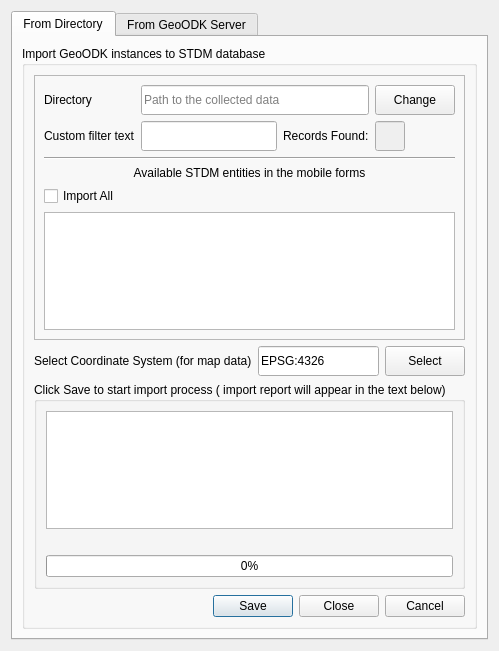
Above: ui/ui_geoodk_import.ui from gltn/stdm before the change. Below: the same form after it.
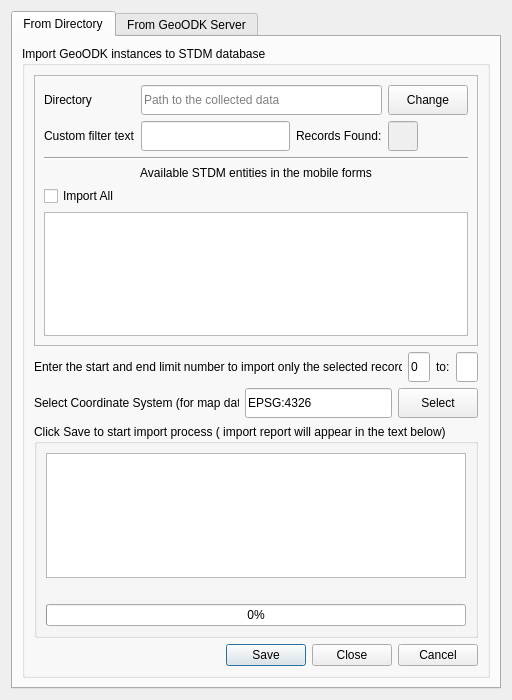
That is the form after the change.

Commit message: group identifier for related mobile records now supported

Patch:
```diff
--- a/ui/ui_geoodk_import.ui
+++ b/ui/ui_geoodk_import.ui
@@ -6,10 +6,16 @@
    <rect>
     <x>0</x>
     <y>0</y>
-    <width>499</width>
-    <height>651</height>
+    <width>512</width>
+    <height>700</height>
    </rect>
   </property>
+  <property name="maximumSize">
+   <size>
+    <width>16777215</width>
+    <height>700</height>
+   </size>
+  </property>
   <property name="windowTitle">
    <string>Import Mobile Data into STDM</string>
   </property>
@@ -228,7 +234,7 @@
           </item>
           <item row="2" column="0">
            <layout class="QGridLayout" name="gridLayout_12">
-            <item row="0" column="1">
+            <item row="1" column="1">
              <widget class="QLineEdit" name="txt_srid">
               <property name="minimumSize">
                <size>
@@ -247,14 +253,7 @@
               </property>
              </widget>
             </item>
-            <item row="0" column="0">
-             <widget class="QLabel" name="label_13">
-              <property name="text">
-               <string>Select Coordinate System (for map data)</string>
-              </property>
-             </widget>
-            </item>
-            <item row="0" column="2">
+            <item row="1" column="2">
              <widget class="QPushButton" name="btn_srid">
               <property name="minimumSize">
                <size>
@@ -267,6 +266,72 @@
               </property>
              </widget>
             </item>
+            <item row="1" column="0">
+             <widget class="QLabel" name="label_13">
+              <property name="text">
+               <string>Select Coordinate System (for map data)</string>
+              </property>
+             </widget>
+            </item>
+            <item row="0" column="0" colspan="3">
+             <layout class="QHBoxLayout" name="horizontalLayout">
+              <item>
+               <widget class="QLabel" name="label_3">
+                <property name="minimumSize">
+                 <size>
+                  <width>0</width>
+                  <height>30</height>
+                 </size>
+                </property>
+                <property name="text">
+                 <string>Enter the start and end limit number to import only the selected records:</string>
+                </property>
+               </widget>
+              </item>
+              <item>
+               <widget class="QLineEdit" name="txt_lwr_limit">
+                <property name="minimumSize">
+                 <size>
+                  <width>0</width>
+                  <height>30</height>
+                 </size>
+                </property>
+                <property name="maximumSize">
+                 <size>
+                  <width>30</width>
+                  <height>16777215</height>
+                 </size>
+                </property>
+                <property name="text">
+                 <string>0</string>
+                </property>
+               </widget>
+              </item>
+              <item>
+               <widget class="QLabel" name="label_15">
+                <property name="text">
+                 <string>to:</string>
+                </property>
+               </widget>
+              </item>
+              <item>
+               <widget class="QLineEdit" name="txt_up_limit">
+                <property name="minimumSize">
+                 <size>
+                  <width>0</width>
+                  <height>30</height>
+                 </size>
+                </property>
+                <property name="maximumSize">
+                 <size>
+                  <width>30</width>
+                  <height>16777215</height>
+                 </size>
+                </property>
+               </widget>
+              </item>
+             </layout>
+            </item>
            </layout>
           </item>
          </layout>
```
The commit also changes 5 other files.
